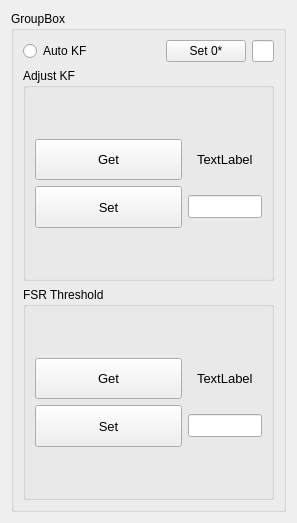
Qt form src/biomech_gui/resource/adjust_gui.ui (naubiomech/ExoGui) before a commit.
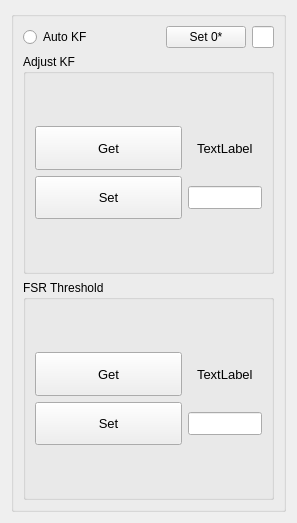
The same form after that commit.

Commit message: Updated the adjust gui again

Patch:
```diff
--- a/src/biomech_gui/resource/adjust_gui.ui
+++ b/src/biomech_gui/resource/adjust_gui.ui
@@ -17,7 +17,7 @@
    <item row="0" column="0">
     <widget class="QGroupBox" name="adjustBox">
      <property name="title">
-      <string>GroupBox</string>
+      <string/>
      </property>
      <layout class="QVBoxLayout" name="verticalLayout" stretch="1,6,6">
       <item>
```
